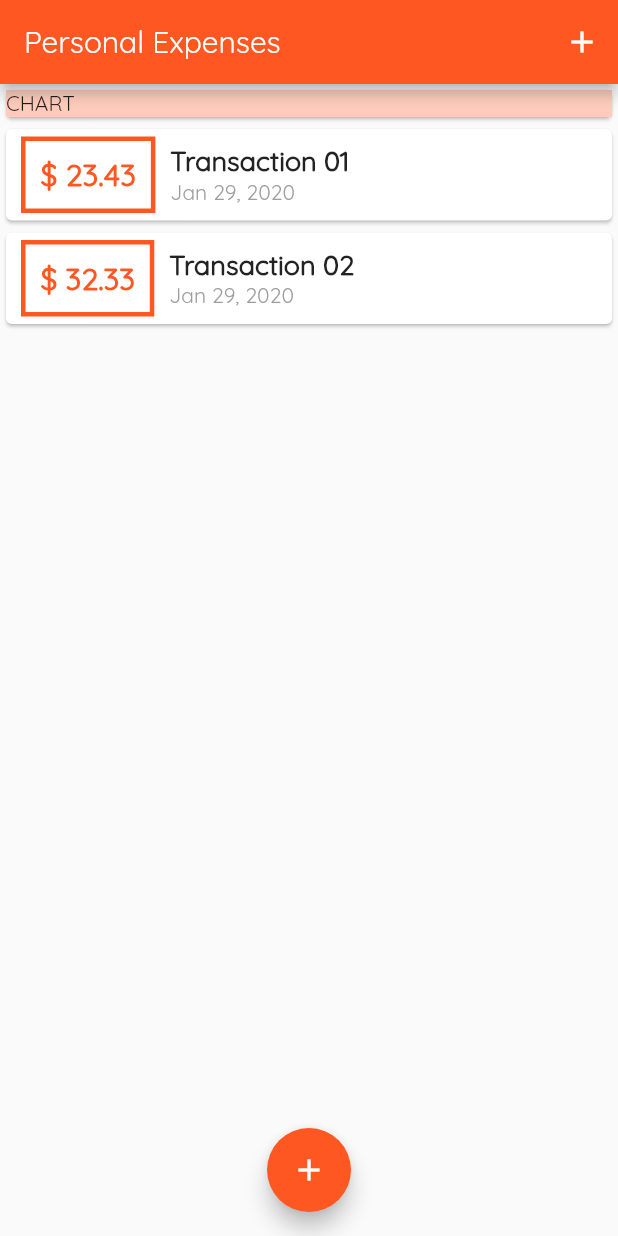
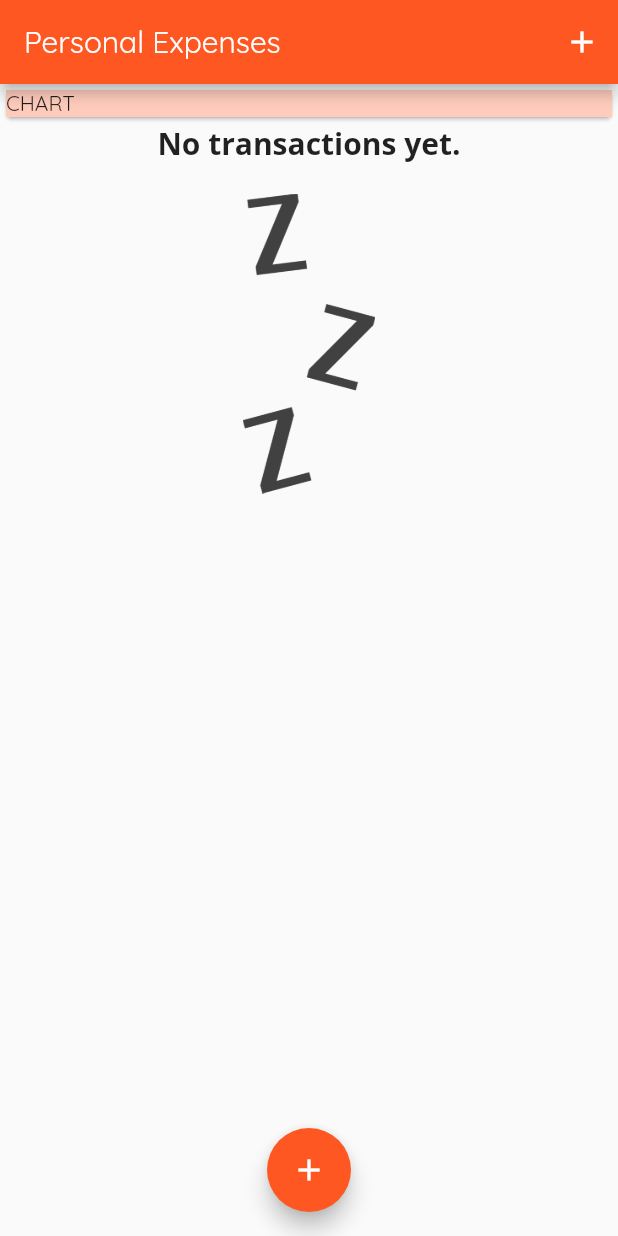
Before and after one commit to rehan-sattar/expenses-app-flutter, a Flutter app: the screen it shows after launch, on a phone screen of 412 x 824 dp. Run offline on Flutter 3.47's test engine with Material 2 defaults, Android fonts, the phone set to English and light mode, and no system bars.

Commit message:
feat(transaction): add image for empty list

```diff
--- a/lib/main.dart
+++ b/lib/main.dart
@@ -13,6 +13,13 @@ class MyApp extends StatelessWidget {
       theme: ThemeData(
         primarySwatch: Colors.deepOrange,
         fontFamily: 'QuickSand',
+        textTheme: TextTheme(
+          title: TextStyle(
+            fontSize: 20,
+            fontWeight: FontWeight.bold,
+            fontFamily: 'OpenSans',
+          ),
+        ),
       ),
       home: MyHomePage(),
     );
@@ -25,20 +32,7 @@ class MyHomePage extends StatefulWidget {
 }
 
 class _MyHomePageState extends State<MyHomePage> {
-  final List<Transaction> _transactions = [
-    Transaction(
-      id: 't1',
-      title: 'Transaction 01',
-      amount: 23.43,
-      date: DateTime.now(),
-    ),
-    Transaction(
-      id: 't2',
-      title: 'Transaction 02',
-      amount: 32.33,
-      date: DateTime.now(),
-    )
-  ];
+  final List<Transaction> _transactions = [];
 
   void _createTransacation(String txTitle, double txAmount) {
     final newTransaction = Transaction(
--- a/lib/widgets/transaction_list.dart
+++ b/lib/widgets/transaction_list.dart
@@ -11,7 +11,26 @@ class TransactionList extends StatelessWidget {
   Widget build(BuildContext context) {
     return Container(
       height: 400,
-      child: ListView.builder(
+      child: transactions.isEmpty
+          ? Column(
+              children: <Widget>[
+                Text(
+                  'No transactions yet.',
+                  style: Theme.of(context).textTheme.title,
+                ),
+                SizedBox(
+                  height: 20.0,
+                ),
+                Container(
+                  height: 200,
+                  child: Image.asset(
+                    'assets/images/waiting.png',
+                    fit: BoxFit.cover,
+                  ),
+                )
+              ],
+            )
+          : ListView.builder(
               itemCount: transactions.length,
               itemBuilder: (ctx, index) {
                 return Card(
--- a/pubspec.yaml
+++ b/pubspec.yaml
@@ -39,8 +39,8 @@ flutter:
   # the material Icons class.
   uses-material-design: true
   # To add assets to your application, add an assets section, like this:
-  # assets:
-  #  - images/a_dot_burr.jpeg
+  assets:
+    - assets/images/waiting.png
   #  - images/a_dot_ham.jpeg
   # An image asset can refer to one or more resolution-specific "variants", see
   # https://flutter.dev/assets-and-images/#resolution-aware.
```
Also changed, not shown: assets/images/waiting.png (added). Lines whose indentation alone changed are shown as unchanged.
